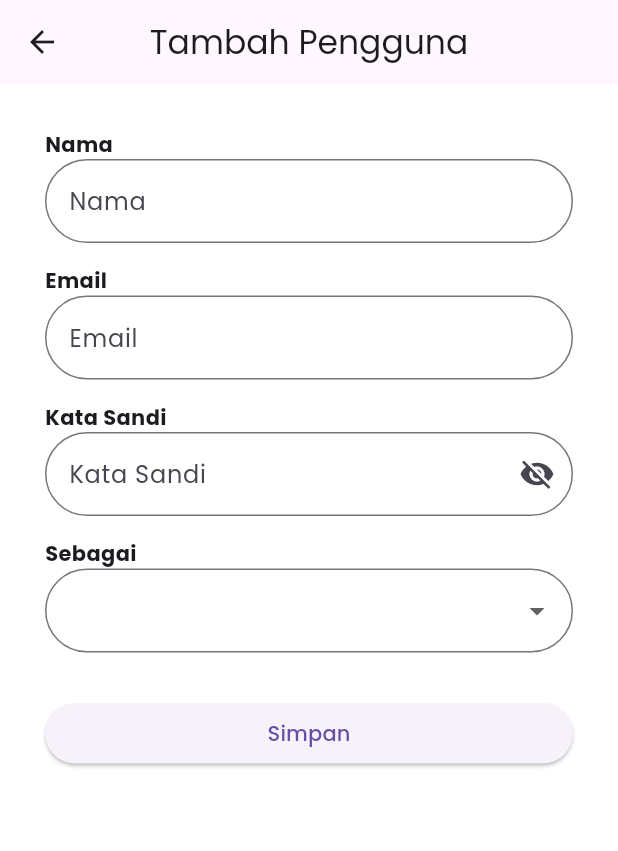
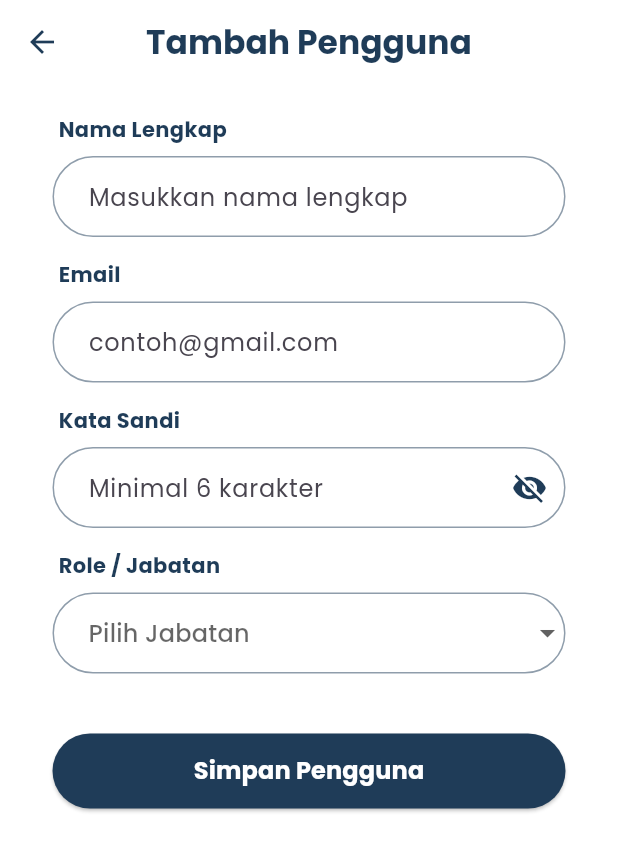
Before and after one commit to HusnulAzizah21/peminjaman_alat, a Flutter app: the ManajemenPenggunaPage screen opened directly, after a tap on the "add" icon, on a phone screen of 412 x 824 dp. Shown: the top 851 px of the screen. Run offline on Flutter 3.47's test engine with Material 3 defaults, Android fonts, the phone set to English and light mode, and no system bars; our stand-ins replace get, google_fonts, image_picker, supabase_flutter; accounts and stored records are empty; network calls fail.

Commit message:
update_berhasil

```diff
--- a/lib/pages/admin/manajemen_user/halaman_utama.dart
+++ b/lib/pages/admin/manajemen_user/halaman_utama.dart
@@ -27,35 +27,28 @@ class _ManajemenPenggunaPageState extends State<ManajemenPenggunaPage> {
     _loadUsers();
   }
 
-  // 1. Fungsi Utama Load Data (Dipanggil berulang kali untuk Refresh)
+  // 1. Fungsi Load Data (Pusat Refresh)
   Future<void> _loadUsers() async {
-    if (!mounted) return;
     setState(() => isLoading = true);
     try {
       final response = await c.supabase
           .from('users')
           .select('*')
-          .order('created_at', ascending: false);
+          .order('nama', ascending: true); // Urutkan berdasarkan nama
 
-      if (mounted) {
-        setState(() {
-          usersList = List<Map<String, dynamic>>.from(response);
-          isLoading = false;
-        });
-      }
+      setState(() {
+        usersList = List<Map<String, dynamic>>.from(response);
+        isLoading = false;
+      });
     } catch (e) {
-      if (mounted) {
-        setState(() => isLoading = false);
-        Get.snackbar("Error", "Gagal memuat data: $e", backgroundColor: Colors.red, colorText: Colors.white);
-      }
+      setState(() => isLoading = false);
+      Get.snackbar("Error", "Gagal memuat data: $e",
+          backgroundColor: Colors.red, colorText: Colors.white);
     }
   }
 
-  // 2. Fungsi Hapus dengan Auto-Refresh
+  // 2. Fungsi Hapus User
   void _deleteUser(Map<String, dynamic> user) {
-    final String idField = _getIdField(user);
-    final String userId = user[idField].toString();
-
     Get.dialog(
       AlertDialog(
         shape: RoundedRectangleBorder(borderRadius: BorderRadius.circular(20)),
@@ -64,22 +57,24 @@ class _ManajemenPenggunaPageState extends State<ManajemenPenggunaPage> {
         actions: [
           TextButton(onPressed: () => Get.back(), child: const Text("Batal")),
           ElevatedButton(
+            style: ElevatedButton.styleFrom(backgroundColor: Colors.red),
             onPressed: () async {
-              Get.back(); // Tutup dialog
+              Get.back();
               setState(() => isLoading = true);
               try {
-                await c.supabase.from('users').delete().eq(idField, userId);
+                // Gunakan id_user sesuai struktur tabelmu
+                await c.supabase.from('users').delete().eq('id_user', user['id_user']);
 
-                // --- KUNCI REFRESH ---
+                // Refresh list setelah hapus
                 await _loadUsers();
-
-                Get.snackbar("Sukses", "Data berhasil dihapus", backgroundColor: Colors.green, colorText: Colors.white);
+                Get.snackbar("Sukses", "Data berhasil dihapus",
+                    backgroundColor: Colors.green, colorText: Colors.white);
               } catch (e) {
                 setState(() => isLoading = false);
-                Get.snackbar("Error", "Gagal menghapus: $e", backgroundColor: Colors.red, colorText: Colors.white);
+                Get.snackbar("Error", "Gagal menghapus: $e",
+                    backgroundColor: Colors.red, colorText: Colors.white);
               }
             },
-            style: ElevatedButton.styleFrom(backgroundColor: Colors.red),
             child: const Text("Hapus", style: TextStyle(color: Colors.white)),
           ),
         ],
@@ -87,29 +82,25 @@ class _ManajemenPenggunaPageState extends State<ManajemenPenggunaPage> {
     );
   }
 
-  // 3. Helper ID Field
-  String _getIdField(Map<String, dynamic> user) {
-    if (user.containsKey('id_user')) return 'id_user';
-    return 'id';
-  }
-
   @override
   Widget build(BuildContext context) {
-    // Filter data di dalam build agar responsif terhadap pencarian & chip
+    // Filter pencarian dan role secara real-time
     final filteredUsers = usersList.where((user) {
       final String name = (user['nama'] ?? "").toString().toLowerCase();
       final String email = (user['email'] ?? "").toString().toLowerCase();
       final String role = (user['role'] ?? "").toString();
 
       bool matchesRole = selectedRole == 'Semua' || role == selectedRole;
-      bool matchesSearch = name.contains(searchQuery.toLowerCase()) || email.contains(searchQuery.toLowerCase());
+      bool matchesSearch = name.contains(searchQuery.toLowerCase()) ||
+                           email.contains(searchQuery.toLowerCase());
       return matchesRole && matchesSearch;
     }).toList();
 
     return Scaffold(
       backgroundColor: Colors.white,
       appBar: AppBar(
-        title: const Text("Manajemen Pengguna", style: TextStyle(fontWeight: FontWeight.bold, fontSize: 18)),
+        title: const Text("Manajemen Pengguna",
+            style: TextStyle(fontWeight: FontWeight.bold, fontSize: 18)),
         centerTitle: true,
         backgroundColor: Colors.white,
         foregroundColor: primaryColor,
@@ -132,7 +123,7 @@ class _ManajemenPenggunaPageState extends State<ManajemenPenggunaPage> {
             ),
           ),
 
-          // FILTER CHIPS
+          // FILTER CHIPS (Role)
           SingleChildScrollView(
             scrollDirection: Axis.horizontal,
             padding: const EdgeInsets.symmetric(horizontal: 15),
@@ -155,10 +146,10 @@ class _ManajemenPenggunaPageState extends State<ManajemenPenggunaPage> {
 
           const SizedBox(height: 10),
 
-          // LIST DATA
+          // LIST DATA USER
           Expanded(
             child: RefreshIndicator(
-              onRefresh: _loadUsers, // Tarik bawah untuk refresh manual
+              onRefresh: _loadUsers,
               child: isLoading && usersList.isEmpty
                   ? const Center(child: CircularProgressIndicator())
                   : filteredUsers.isEmpty
@@ -174,15 +165,17 @@ class _ManajemenPenggunaPageState extends State<ManajemenPenggunaPage> {
                               child: ListTile(
                                 leading: CircleAvatar(
                                   backgroundColor: primaryColor.withOpacity(0.1),
-                                  child: Text(user['nama']?[0].toUpperCase() ?? "?"),
+                                  child: Text(user['nama']?[0].toUpperCase() ?? "?",
+                                      style: TextStyle(color: primaryColor)),
                                 ),
-                                title: Text(user['nama'] ?? "-", style: const TextStyle(fontWeight: FontWeight.bold)),
+                                title: Text(user['nama'] ?? "-",
+                                    style: const TextStyle(fontWeight: FontWeight.bold)),
                                 subtitle: Text("${user['email']}\nRole: ${user['role']}"),
                                 isThreeLine: true,
                                 trailing: PopupMenuButton<String>(
                                   onSelected: (val) async {
                                     if (val == 'edit') {
-                                      // --- KUNCI REFRESH SETELAH EDIT ---
+                                      // Ambil sinyal 'true' dari EditPenggunaPage
                                       final result = await Get.to(() => EditPenggunaPage(userData: user));
                                       if (result == true) _loadUsers();
                                     } else if (val == 'delete') {
@@ -191,7 +184,8 @@ class _ManajemenPenggunaPageState extends State<ManajemenPenggunaPage> {
                                   },
                                   itemBuilder: (context) => [
                                     const PopupMenuItem(value: 'edit', child: Text("Edit")),
-                                    const PopupMenuItem(value: 'delete', child: Text("Hapus", style: TextStyle(color: Colors.red))),
+                                    const PopupMenuItem(value: 'delete',
+                                        child: Text("Hapus", style: TextStyle(color: Colors.red))),
                                   ],
                                 ),
                               ),
@@ -203,18 +197,16 @@ class _ManajemenPenggunaPageState extends State<ManajemenPenggunaPage> {
         ],
       ),
 
-      // 4. FAB TAMBAH DENGAN AUTO-REFRESH
+      // FLOATING ACTION BUTTON (TAMBAH USER)
       floatingActionButton: FloatingActionButton(
+        backgroundColor: primaryColor,
         onPressed: () async {
-          // 1. Tunggu hasil saat kembali dari halaman tambah
+          // Ambil sinyal 'true' dari TambahPenggunaPage
           final result = await Get.to(() => const TambahPenggunaPage());
-
-          // 2. Jika result bernilai true, jalankan fungsi load data
           if (result == true) {
-            _loadUsers();
+            _loadUsers(); // Refresh daftar jika berhasil tambah
           }
         },
-        backgroundColor: primaryColor,
         child: const Icon(Icons.add, color: Colors.white),
       ),
     );
--- a/lib/pages/admin/manajemen_user/tambah_pengguna.dart
+++ b/lib/pages/admin/manajemen_user/tambah_pengguna.dart
@@ -13,22 +13,23 @@ class _TambahPenggunaPageState extends State<TambahPenggunaPage> {
   final c = Get.find<AppController>();
   final _formKey = GlobalKey<FormState>();
 
+  // Controller untuk inputan
   final nameC = TextEditingController();
   final emailC = TextEditingController();
   final passC = TextEditingController();
   String? selectedRole;
+
   bool isLoading = false;
   bool obscurePass = true;
 
   final Color primaryColor = const Color(0xFF1F3C58);
 
-// ... (Bagian import dan inisialisasi controller)
-
+  // FUNGSI SIMPAN: Menyimpan ke users dan mencatat ke log_aktivitas
   Future<void> _simpanData() async {
     if (_formKey.currentState!.validate()) {
       setState(() => isLoading = true);
       try {
-        // Insert langsung ke tabel users
+        // 1. Simpan ke tabel users
         await c.supabase.from('users').insert({
           'nama': nameC.text.trim(),
           'email': emailC.text.trim(),
@@ -37,15 +38,34 @@ class _TambahPenggunaPageState extends State<TambahPenggunaPage> {
           'created_at': DateTime.now().toIso8601String(),
         });
 
+        // 2. Catat aktivitas ke tabel log_aktivitas
+        // Sesuai struktur tabelmu: id_user, aksi, keterangan, created_at
+        await c.supabase.from('log_aktivitas').insert({
+          'id_user': c.userProfile['id_user'], // ID Admin yang sedang login
+          'aksi': 'Tambah User',
+          'keterangan': 'Berhasil menambahkan user baru: ${nameC.text.trim()}',
+          'created_at': DateTime.now().toIso8601String(),
+        });
+
         if (mounted) {
-          // KUNCI: Kirim sinyal 'true' ke halaman sebelumnya
+          // Tutup halaman dan beri sinyal 'true' agar halaman list di-refresh
           Get.back(result: true);
-          Get.snackbar("Sukses", "Pengguna berhasil ditambahkan",
-              backgroundColor: Colors.green, colorText: Colors.white);
+          Get.snackbar(
+            "Sukses",
+            "Pengguna berhasil ditambahkan",
+            backgroundColor: Colors.green,
+            colorText: Colors.white,
+            snackPosition: SnackPosition.BOTTOM,
+          );
         }
       } catch (e) {
-        Get.snackbar("Gagal", "Gagal menyimpan: $e",
-            backgroundColor: Colors.red, colorText: Colors.white);
+        Get.snackbar(
+          "Gagal",
+          "Terjadi kesalahan: ${e.toString()}",
+          backgroundColor: Colors.red,
+          colorText: Colors.white,
+          snackPosition: SnackPosition.BOTTOM,
+        );
       } finally {
         if (mounted) setState(() => isLoading = false);
       }
@@ -56,47 +76,81 @@ class _TambahPenggunaPageState extends State<TambahPenggunaPage> {
   Widget build(BuildContext context) {
     return Scaffold(
       backgroundColor: Colors.white,
-      appBar: AppBar(title: const Text("Tambah Pengguna"), centerTitle: true),
+      appBar: AppBar(
+        title: const Text(
+          "Tambah Pengguna",
+          style: TextStyle(color: Color(0xFF1F3C58), fontWeight: FontWeight.bold)
+        ),
+        centerTitle: true,
+        backgroundColor: Colors.white,
+        elevation: 0,
+        iconTheme: IconThemeData(color: primaryColor),
+      ),
       body: SingleChildScrollView(
-        padding: const EdgeInsets.all(30),
+        padding: const EdgeInsets.symmetric(horizontal: 35, vertical: 20),
         child: Form(
           key: _formKey,
           child: Column(
             crossAxisAlignment: CrossAxisAlignment.start,
             children: [
-              _buildLabel("Nama"),
-              TextFormField(controller: nameC, decoration: _buildInputDecoration("Nama"), validator: (v) => v!.isEmpty ? "Wajib diisi" : null),
+              _buildLabel("Nama Lengkap"),
+              TextFormField(
+                controller: nameC,
+                decoration: _buildInputDecoration("Masukkan nama lengkap"),
+                validator: (v) => v!.isEmpty ? "Nama tidak boleh kosong" : null,
+              ),
               const SizedBox(height: 15),
+
               _buildLabel("Email"),
-              TextFormField(controller: emailC, decoration: _buildInputDecoration("Email"), validator: (v) => v!.isEmpty ? "Wajib diisi" : null),
+              TextFormField(
+                controller: emailC,
+                keyboardType: TextInputType.emailAddress,
+                decoration: _buildInputDecoration("contoh@gmail.com"),
+                validator: (v) => v!.isEmpty ? "Email tidak boleh kosong" : null,
+              ),
               const SizedBox(height: 15),
+
               _buildLabel("Kata Sandi"),
               TextFormField(
                 controller: passC,
                 obscureText: obscurePass,
-                decoration: _buildInputDecoration("Kata Sandi").copyWith(
+                decoration: _buildInputDecoration("Minimal 6 karakter").copyWith(
                   suffixIcon: IconButton(
-                    icon: Icon(obscurePass ? Icons.visibility_off : Icons.visibility),
+                    icon: Icon(obscurePass ? Icons.visibility_off : Icons.visibility, color: primaryColor),
                     onPressed: () => setState(() => obscurePass = !obscurePass),
                   ),
                 ),
-                validator: (v) => v!.isEmpty ? "Wajib diisi" : null,
+                validator: (v) => v!.length < 6 ? "Sandi minimal 6 karakter" : null,
               ),
               const SizedBox(height: 15),
-              _buildLabel("Sebagai"),
+
+              _buildLabel("Role / Jabatan"),
               DropdownButtonFormField<String>(
                 value: selectedRole,
-                decoration: _buildInputDecoration(""),
-                items: ["Admin", "Petugas", "Peminjam"].map((r) => DropdownMenuItem(value: r, child: Text(r))).toList(),
+                decoration: _buildInputDecoration("Pilih Jabatan"),
+                items: ["Admin", "Petugas", "Peminjam"]
+                    .map((r) => DropdownMenuItem(value: r, child: Text(r)))
+                    .toList(),
                 onChanged: (v) => setState(() => selectedRole = v),
-                validator: (v) => v == null ? "Wajib diisi" : null,
+                validator: (v) => v == null ? "Pilih salah satu role" : null,
               ),
-              const SizedBox(height: 30),
+              const SizedBox(height: 40),
+
               SizedBox(
                 width: double.infinity,
+                height: 50,
                 child: ElevatedButton(
+                  style: ElevatedButton.styleFrom(
+                    backgroundColor: primaryColor,
+                    shape: RoundedRectangleBorder(borderRadius: BorderRadius.circular(30)),
+                  ),
                   onPressed: isLoading ? null : _simpanData,
-                  child: isLoading ? const CircularProgressIndicator() : const Text("Simpan"),
+                  child: isLoading
+                    ? const CircularProgressIndicator(color: Colors.white)
+                    : const Text(
+                        "Simpan Pengguna",
+                        style: TextStyle(color: Colors.white, fontWeight: FontWeight.bold, fontSize: 16)
+                      ),
                 ),
               ),
             ],
@@ -106,7 +160,34 @@ class _TambahPenggunaPageState extends State<TambahPenggunaPage> {
     );
   }
 
-  // Gunakan helper decoration Anda yang sebelumnya di sini
-  InputDecoration _buildInputDecoration(String hint) => InputDecoration(hintText: hint, border: OutlineInputBorder(borderRadius: BorderRadius.circular(30)));
-  Widget _buildLabel(String t) => Text(t, style: const TextStyle(fontWeight: FontWeight.bold));
+  // --- WIDGET HELPER ---
+  Widget _buildLabel(String text) {
+    return Padding(
+      padding: const EdgeInsets.only(bottom: 8, left: 4),
+      child: Text(text, style: TextStyle(color: primaryColor, fontWeight: FontWeight.bold)),
+    );
+  }
+
+  InputDecoration _buildInputDecoration(String hint) {
+    return InputDecoration(
+      hintText: hint,
+      contentPadding: const EdgeInsets.symmetric(horizontal: 20, vertical: 15),
+      enabledBorder: OutlineInputBorder(
+        borderRadius: BorderRadius.circular(30),
+        borderSide: BorderSide(color: primaryColor.withOpacity(0.5)),
+      ),
+      focusedBorder: OutlineInputBorder(
+        borderRadius: BorderRadius.circular(30),
+        borderSide: BorderSide(color: primaryColor, width: 2),
+      ),
+      errorBorder: OutlineInputBorder(
+        borderRadius: BorderRadius.circular(30),
+        borderSide: const BorderSide(color: Colors.red),
+      ),
+      focusedErrorBorder: OutlineInputBorder(
+        borderRadius: BorderRadius.circular(30),
+        borderSide: const BorderSide(color: Colors.red, width: 2),
+      ),
+    );
+  }
 }
```
Also changed, not shown: lib/pages/admin/manajemen_alat/crud_alat/edit_alat.dart (+18 -18 lines), lib/pages/admin/manajemen_alat/crud_alat/tambah_alat.dart (+7 -5 lines), lib/pages/admin/manajemen_alat/halaman_utama.dart (+68 -16 lines), lib/pages/admin/manajemen_user/edit_pengguna.dart (+5 -6 lines).
